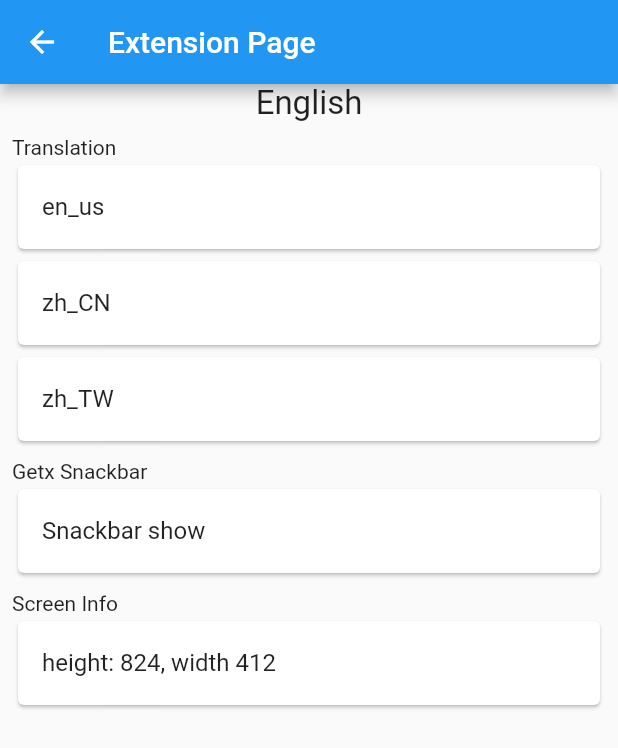
After one commit to soutsjjw/flutter_getx_iThome, a Flutter app: the ExtensionPage screen opened by its route, after a tap on "en_us", on a phone screen of 412 x 824 dp. The commit adds this screen. Shown: the top 748 px of the screen. Run offline on Flutter 3.47's test engine with Material 2 defaults, Android fonts, the phone set to English and light mode, and no system bars; our stand-ins replace animated_text_kit, cached_network_image, carousel_slider, equatable, flutter_slidable, fluttertoast and 7 more; missing offline and left inert: qr_code_scanner; accounts and stored records are empty.

Commit message:
[Day19] Flutter with GetX something else
https://ithelp.ithome.com.tw/articles/10276701

```diff
--- a/lib/main.dart
+++ b/lib/main.dart
@@ -1,6 +1,7 @@
 import 'package:flutter/material.dart';
 import 'package:flutter_getx_ithome/entity/person.dart';
 import 'package:flutter_getx_ithome/routes/app_pages.dart';
+import 'package:flutter_getx_ithome/translations/translation_service.dart';
 import 'package:flutter_getx_ithome/utils/user_default.dart';
 import 'package:get/get.dart';
 import 'package:collection/collection.dart';
@@ -21,7 +22,8 @@ class MyApp extends StatelessWidget {
       initialRoute: AppPages.initPage,
       getPages: AppPages.pages,
       enableLog: true,
-      locale: const Locale('zh'),
+      translations: TranslationService(),
+      locale: const Locale('zh', 'TW'),
     );
   }
 
--- /dev/null
+++ b/lib/pages/extension/extension_bindings.dart
@@ -0,0 +1,10 @@
+import 'package:get/get.dart';
+
+import 'extension_controller.dart';
+
+class ExtensionBinding implements Bindings {
+  @override
+  void dependencies() {
+    Get.lazyPut(() => ExtensionController());
+  }
+}
--- /dev/null
+++ b/lib/pages/extension/extension_controller.dart
@@ -0,0 +1,9 @@
+import 'package:flutter/material.dart';
+import 'package:get/get.dart';
+
+class ExtensionController extends GetxController{
+
+  updateTransition(Locale local) {
+    Get.updateLocale(local);
+  }
+}
--- /dev/null
+++ b/lib/pages/extension/extension_page.dart
@@ -0,0 +1,79 @@
+import 'package:flutter/material.dart';
+import 'package:flutter_getx_ithome/pages/extension/extension_controller.dart';
+import 'package:get/get.dart';
+
+class ExtensionPage extends GetView<ExtensionController> {
+  @override
+  Widget build(BuildContext context) {
+    return Scaffold(
+      appBar: AppBar(title: const Text('Extension Page')),
+      body: SafeArea(
+        child: SizedBox.expand(
+          child: Column(
+            mainAxisAlignment: MainAxisAlignment.spaceBetween,
+            crossAxisAlignment: CrossAxisAlignment.stretch,
+            children: [
+              Center(
+                child: Text(
+                  "translation_service".tr,
+                  style: const TextStyle(fontSize: 22),
+                ),
+              ),
+              Expanded(
+                flex: 5,
+                child: Padding(
+                  padding: const EdgeInsets.all(8.0),
+                  child: ListView(
+                    children: [
+                      const Text("Translation"),
+                      Card(
+                        child: ListTile(
+                          title: const Text("en_us"),
+                          onTap: () => controller.updateTransition(
+                            const Locale('en', 'US'),
+                          ),
+                        ),
+                      ),
+                      Card(
+                        child: ListTile(
+                          title: const Text("zh_CN"),
+                          onTap: () => controller.updateTransition(
+                            const Locale('zh', 'CN'),
+                          ),
+                        ),
+                      ),
+                      Card(
+                        child: ListTile(
+                          title: const Text("zh_TW"),
+                          onTap: () => controller.updateTransition(
+                            const Locale('zh', 'TW'),
+                          ),
+                        ),
+                      ),
+                      const SizedBox(height: 8),
+                      const Text("Getx Snackbar"),
+                      Card(
+                        child: ListTile(
+                          title: const Text("Snackbar show"),
+                          onTap: () => Get.snackbar(
+                              "Get.snackbar", "Get.nackbar Message"),
+                        ),
+                      ),
+                      const SizedBox(height: 8),
+                      const Text("Screen Info"),
+                      Card(
+                        child: ListTile(
+                            title: Text(
+                                "height: ${Get.height.toInt()}, width ${Get.width.toInt()}")),
+                      ),
+                    ],
+                  ),
+                ),
+              ),
+            ],
+          ),
+        ),
+      ),
+    );
+  }
+}
--- a/lib/pages/first_page/first_page_controller.dart
+++ b/lib/pages/first_page/first_page_controller.dart
@@ -17,6 +17,7 @@ class FirstPageController extends GetxController{
     "QRCodePage",
     "WrapPage",
     Routes.BINDING.replaceAll("/", ""),
+    "ExtensionPage",
   ].obs;
   get dataList => _dataList.toList();
 
--- a/lib/routes/app_pages.dart
+++ b/lib/routes/app_pages.dart
@@ -4,6 +4,8 @@ import 'package:flutter_getx_ithome/pages/cached_network_image/cached_network_im
 import 'package:flutter_getx_ithome/pages/cached_network_image/cached_network_image_page.dart';
 import 'package:flutter_getx_ithome/pages/carousel_slide/carousel_slide_bindings.dart';
 import 'package:flutter_getx_ithome/pages/carousel_slide/carousel_slide_page.dart';
+import 'package:flutter_getx_ithome/pages/extension/extension_bindings.dart';
+import 'package:flutter_getx_ithome/pages/extension/extension_page.dart';
 import 'package:flutter_getx_ithome/pages/first_page/first_page_bindings.dart';
 import 'package:flutter_getx_ithome/pages/first_page/first_page_page.dart';
 import 'package:flutter_getx_ithome/pages/image_picker/image_picker_bindings.dart';
@@ -75,5 +77,10 @@ abstract class AppPages {
       page: () => BindingPage(),
       binding: BindingBinding(),
     ),
+    GetPage(
+      name: Routes.EXTENSION,
+      page: () => ExtensionPage(),
+      binding: ExtensionBinding(),
+    ),
   ];
 }
--- a/lib/routes/app_routes.dart
+++ b/lib/routes/app_routes.dart
@@ -11,4 +11,5 @@ abstract class Routes {
   static const QRCODESCAN = '/QRCodeScanPage';
   static const WRAP = "/WrapPage";
   static const BINDING = "/BindingPage";
+  static const EXTENSION = "/ExtensionPage";
 }
--- /dev/null
+++ b/lib/translations/en_US.dart
@@ -0,0 +1,3 @@
+const Map<String, String> en_US = {
+  "translation_service": "English",
+};
--- /dev/null
+++ b/lib/translations/translation_service.dart
@@ -0,0 +1,19 @@
+import 'package:flutter_getx_ithome/translations/zh_CN.dart';
+import 'package:flutter_getx_ithome/translations/zh_TW.dart';
+import 'package:get/get.dart';
+
+import 'en_US.dart';
+
+class TranslationService extends Translations {
+  static final TranslationService _singleton = TranslationService._internal();
+  factory TranslationService() => _singleton;
+
+  TranslationService._internal();
+
+  @override
+  Map<String, Map<String, String>> get keys => {
+        'en_US': en_US,
+        'zh_TW': zh_TW,
+        'zh_CN': zh_CN,
+      };
+}
--- /dev/null
+++ b/lib/translations/zh_CN.dart
@@ -0,0 +1,3 @@
+const Map<String, String> zh_CN = {
+  "translation_service": "簡体中文",
+};
--- /dev/null
+++ b/lib/translations/zh_TW.dart
@@ -0,0 +1,3 @@
+const Map<String, String> zh_TW = {
+  "translation_service": "繁體中文",
+};
```
